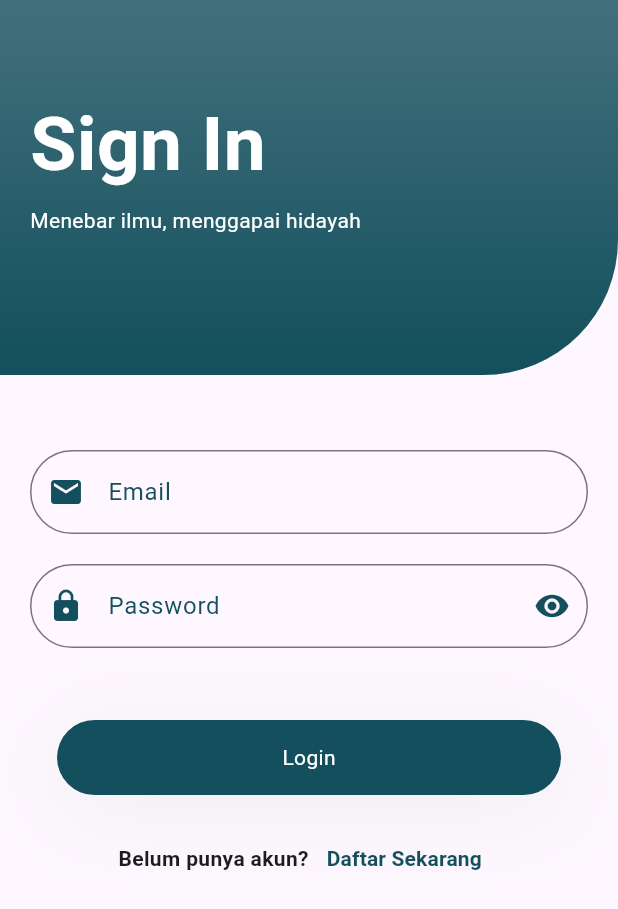
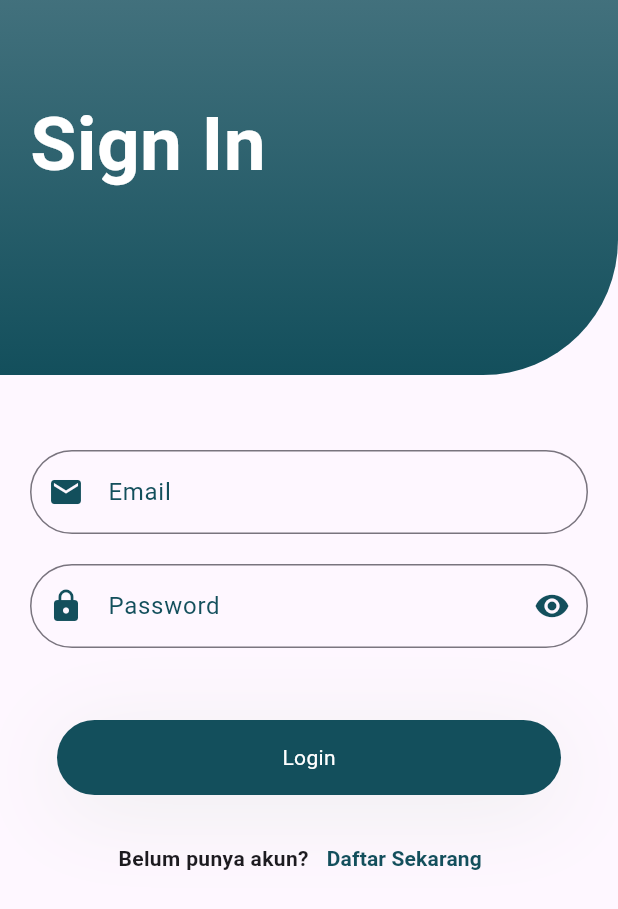
Before and after one commit to frsyi/SH_Bookshop, a Flutter app: the screen it shows after launch, on a phone screen of 412 x 824 dp. Shown: the top 909 px of the screen. Run offline on Flutter 3.47's test engine with Material 3 defaults, Android fonts, the light colour scheme and no system bars; our stand-ins replace geocoding, geolocator, get, google_maps_flutter, shared_preferences.

```diff
--- a/lib/view/catalog_screen.dart
+++ b/lib/view/catalog_screen.dart
@@ -24,7 +24,7 @@ class _CatalogScreenState extends State<CatalogScreen> {
   Widget build(BuildContext context) {
     return Scaffold(
       appBar: AppBar(
-        title: const Text('Book Store 😃📚'),
+        title: const Text('Book Store'),
         backgroundColor: Color(0xff134f5c),
       ),
       body: FutureBuilder<List<Book>>(
--- a/lib/view/login_screen.dart
+++ b/lib/view/login_screen.dart
@@ -68,7 +68,7 @@ class _LoginScreenState extends State<LoginScreen> {
                   ),
                   SizedBox(height: 5),
                   Text(
-                    'Menebar ilmu, menggapai hidayah',
+                    '',
                     style: TextStyle(fontSize: 14, color: Colors.white),
                   ),
                 ],
```
